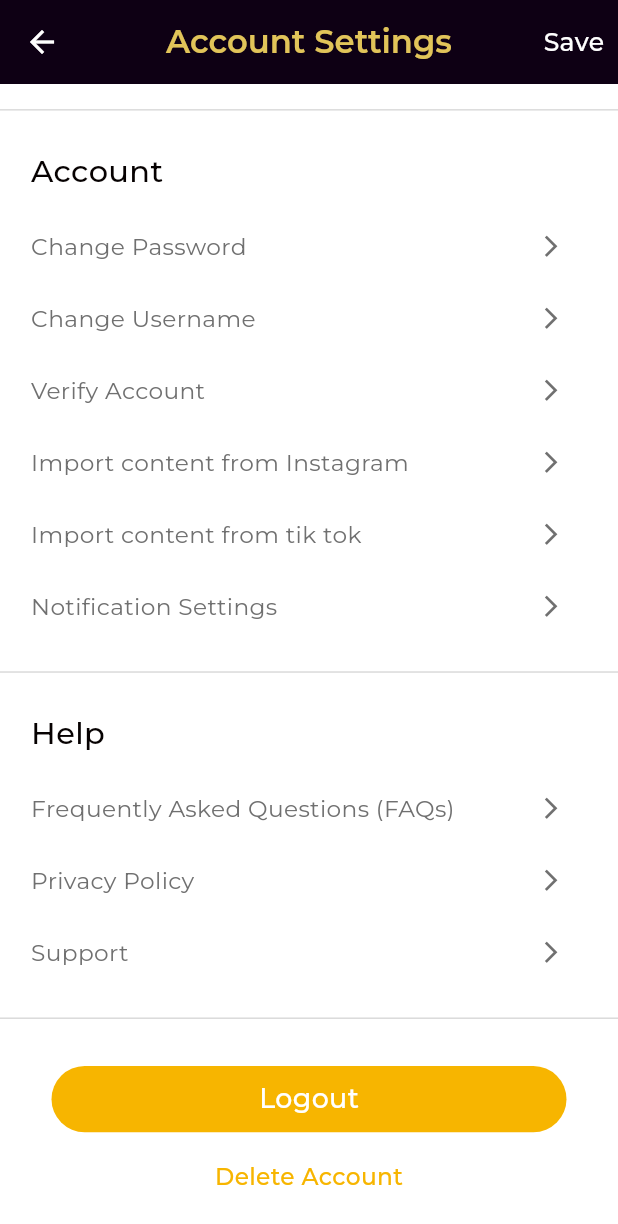
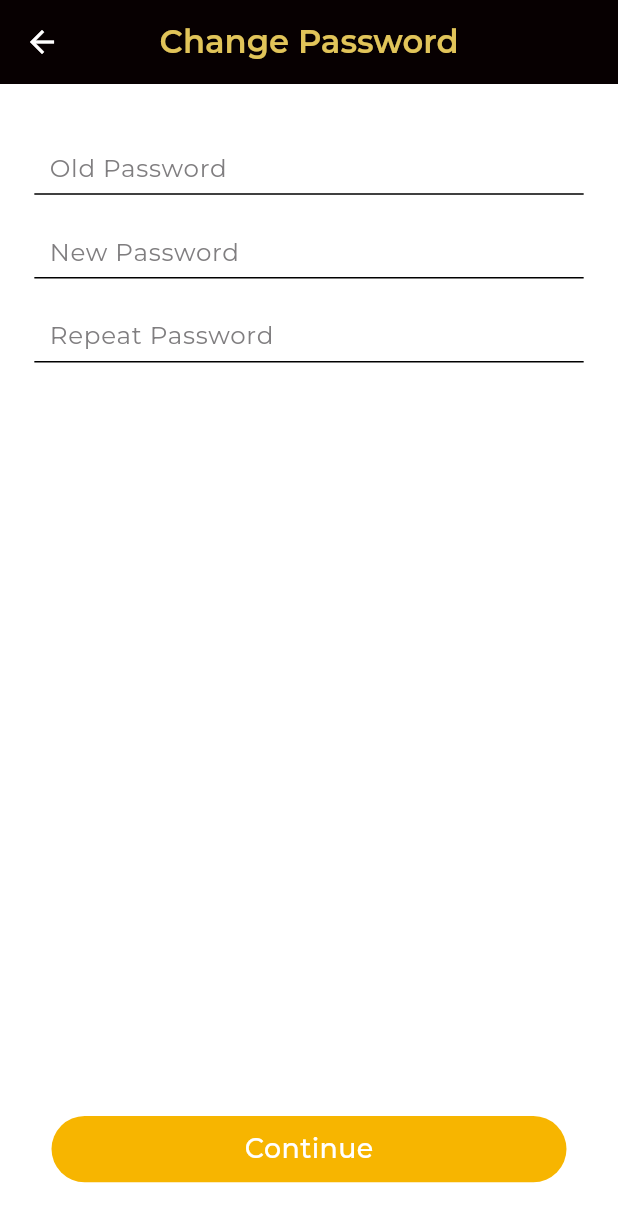
Before and after one commit to mharsh13/barber-klipz-ui, a Flutter app: the AccountSettingsScreen screen opened directly, scrolled down 1314 dp, after a tap on the "arrow forward ios" icon, on a phone screen of 412 x 824 dp. Shown: the top 1224 px of the screen. Run offline on Flutter 3.47's test engine with Material 3 defaults, Android fonts, the phone set to English and light mode, and no system bars; our stand-ins replace badges, cached_network_image, card_swiper, country_code_picker, dotted_border, flutter_blurhash and 6 more; missing offline and left inert: adaptive_action_sheet, photofilters; network calls fail.

Commit message:
[feat] - Change password screen

```diff
--- a/lib/Screens/AccountSettingsScreen/Components/account_section.dart
+++ b/lib/Screens/AccountSettingsScreen/Components/account_section.dart
@@ -1,10 +1,12 @@
+import 'package:barber_klipz_ui/Screens/ChangePasswordScreen/change_password_screen.dart';
+import 'package:barber_klipz_ui/Utils/navigator_util.dart';
 import 'package:flutter/material.dart';
 import 'package:flutter_screenutil/flutter_screenutil.dart';
 
 import '../../../Resources/color_const.dart';
 import '../../../Utils/text_util.dart';
 
-Column accountSection(ScreenUtil screenUtil) {
+Column accountSection(BuildContext context, ScreenUtil screenUtil) {
   return Column(
     crossAxisAlignment: CrossAxisAlignment.start,
     children: [
@@ -38,7 +40,9 @@ Column accountSection(ScreenUtil screenUtil) {
             ),
             const Spacer(),
             IconButton(
-              onPressed: () {},
+              onPressed: () {
+                NavigatorUtil.push(context, screen: ChangePasswordScreen());
+              },
               icon: const Icon(
                 Icons.arrow_forward_ios,
                 color: kTextSubTitle,
--- a/lib/Screens/AccountSettingsScreen/account_settings_screen.dart
+++ b/lib/Screens/AccountSettingsScreen/account_settings_screen.dart
@@ -52,7 +52,7 @@ class AccountSettingsScreen extends ConsumerWidget {
             category(screenUtil),
             paymentProfile(screenUtil),
             monthStatistics(screenUtil),
-            accountSection(screenUtil),
+            accountSection(context, screenUtil),
             helpSection(screenUtil),
             SizedBox(
               height: screenUtil.setHeight(20),
--- /dev/null
+++ b/lib/Screens/ChangePasswordScreen/Backend/Provider/change_password_base_model.dart
@@ -0,0 +1,17 @@
+import 'package:flutter/material.dart';
+import 'package:flutter_screenutil/flutter_screenutil.dart';
+import 'package:hooks_riverpod/hooks_riverpod.dart';
+
+final changePasswordBaseModel =
+    ChangeNotifierProvider((ref) => ChangePasswordBaseModel(ref));
+
+class ChangePasswordBaseModel extends ChangeNotifier {
+  final Ref ref;
+  ChangePasswordBaseModel(this.ref);
+
+  //variables
+  final ScreenUtil _screenUtil = ScreenUtil();
+
+  //getters
+  ScreenUtil get screenUtil => _screenUtil;
+}
--- /dev/null
+++ b/lib/Screens/ChangePasswordScreen/change_password_screen.dart
@@ -0,0 +1,145 @@
+import 'package:barber_klipz_ui/Screens/ChangePasswordScreen/Backend/Provider/change_password_base_model.dart';
+import 'package:barber_klipz_ui/Utils/button_util.dart';
+import 'package:flutter/material.dart';
+import 'package:hooks_riverpod/hooks_riverpod.dart';
+
+import '../../Resources/color_const.dart';
+import '../../Utils/text_util.dart';
+
+class ChangePasswordScreen extends ConsumerWidget {
+  const ChangePasswordScreen({super.key});
+
+  @override
+  Widget build(BuildContext context, WidgetRef ref) {
+    final baseModel = ref.watch(changePasswordBaseModel);
+    final screenUtil = baseModel.screenUtil;
+    return Scaffold(
+      appBar: AppBar(
+        backgroundColor: kBlack2,
+        title: TextUtil.secondaryText(
+          text: "Change Password",
+          color: kGold,
+          size: 18,
+          fontWeight: FontWeight.w600,
+        ),
+        centerTitle: true,
+        leading: const BackButton(
+          color: kWhite,
+        ),
+      ),
+      body: Padding(
+        padding: EdgeInsets.symmetric(
+            horizontal: screenUtil.setWidth(20),
+            vertical: screenUtil.setHeight(30)),
+        child: Column(
+          crossAxisAlignment: CrossAxisAlignment.start,
+          children: [
+            Container(
+              width: screenUtil.setWidth(320),
+              alignment: Alignment.centerLeft,
+              child: TextFormField(
+                key: key,
+                cursorColor: kBlack,
+                keyboardType: TextInputType.text,
+                style: TextUtil.textStyle(
+                  color: kBlack,
+                  fontSize: screenUtil.setHeight(11),
+                ),
+                decoration: InputDecoration(
+                  hintText: "Old Password",
+                  hintStyle: TextUtil.textStyle(
+                    color: kHintText,
+                    fontSize: screenUtil.setHeight(12),
+                    fontWeight: FontWeight.w400,
+                  ),
+                  isDense: true,
+                  focusedBorder: const UnderlineInputBorder(
+                    borderSide: BorderSide(
+                      color: kTextSubTitle,
+                    ),
+                  ),
+                  contentPadding:
+                      const EdgeInsets.only(top: 8, bottom: 5, left: 10),
+                  errorStyle: const TextStyle(color: kError),
+                ),
+              ),
+            ),
+            SizedBox(
+              height: screenUtil.setHeight(15),
+            ),
+            Container(
+              width: screenUtil.setWidth(320),
+              alignment: Alignment.centerLeft,
+              child: TextFormField(
+                key: key,
+                cursorColor: kBlack,
+                keyboardType: TextInputType.text,
+                style: TextUtil.textStyle(
+                  color: kBlack,
+                  fontSize: screenUtil.setHeight(11),
+                ),
+                decoration: InputDecoration(
+                  hintText: "New Password",
+                  hintStyle: TextUtil.textStyle(
+                    color: kHintText,
+                    fontSize: screenUtil.setHeight(12),
+                    fontWeight: FontWeight.w400,
+                  ),
+                  isDense: true,
+                  focusedBorder: const UnderlineInputBorder(
+                    borderSide: BorderSide(
+                      color: kTextSubTitle,
+                    ),
+                  ),
+                  contentPadding:
+                      const EdgeInsets.only(top: 8, bottom: 5, left: 10),
+                  errorStyle: const TextStyle(color: kError),
+                ),
+              ),
+            ),
+            SizedBox(
+              height: screenUtil.setHeight(15),
+            ),
+            Container(
+              width: screenUtil.setWidth(320),
+              alignment: Alignment.centerLeft,
+              child: TextFormField(
+                key: key,
+                cursorColor: kBlack,
+                keyboardType: TextInputType.text,
+                style: TextUtil.textStyle(
+                  color: kBlack,
+                  fontSize: screenUtil.setHeight(11),
+                ),
+                decoration: InputDecoration(
+                  hintText: "Repeat Password",
+                  hintStyle: TextUtil.textStyle(
+                    color: kHintText,
+                    fontSize: screenUtil.setHeight(12),
+                    fontWeight: FontWeight.w400,
+                  ),
+                  isDense: true,
+                  focusedBorder: const UnderlineInputBorder(
+                    borderSide: BorderSide(
+                      color: kTextSubTitle,
+                    ),
+                  ),
+                  contentPadding:
+                      const EdgeInsets.only(top: 8, bottom: 5, left: 10),
+                  errorStyle: const TextStyle(color: kError),
+                ),
+              ),
+            ),
+            Expanded(
+              child: Align(
+                alignment: FractionalOffset.bottomCenter,
+                child: ButtonUtil.primaryButton(
+                    text: "Continue", onPressed: () {}, screenUtil: screenUtil),
+              ),
+            )
+          ],
+        ),
+      ),
+    );
+  }
+}
--- a/lib/Screens/HomeScreen/home_screen.dart
+++ b/lib/Screens/HomeScreen/home_screen.dart
@@ -357,10 +357,13 @@ class HomeScreen extends ConsumerWidget {
                         SizedBox(
                           height: screenUtil.setHeight(5),
                         ),
-                        TextUtil.secondaryText(
-                          text: "View all 10 comments",
-                          color: kTextSubTitle,
-                          size: 12,
+                        GestureDetector(
+                          onTap: () {},
+                          child: TextUtil.secondaryText(
+                            text: "View all 10 comments",
+                            color: kTextSubTitle,
+                            size: 12,
+                          ),
                         )
                       ],
                     ),
@@ -374,3 +377,26 @@ class HomeScreen extends ConsumerWidget {
     );
   }
 }
+
+class ColorTile extends StatelessWidget {
+  final Color color;
+
+  const ColorTile({super.key, required this.color});
+
+  @override
+  Widget build(BuildContext context) {
+    return Container(
+      color: color,
+      height: 600,
+      child: Center(
+        child: Text(
+          color.toString(),
+          style: TextStyle(
+            color: color.computeLuminance() > 0.5 ? Colors.black : Colors.white,
+            fontWeight: FontWeight.bold,
+          ),
+        ),
+      ),
+    );
+  }
+}
```
